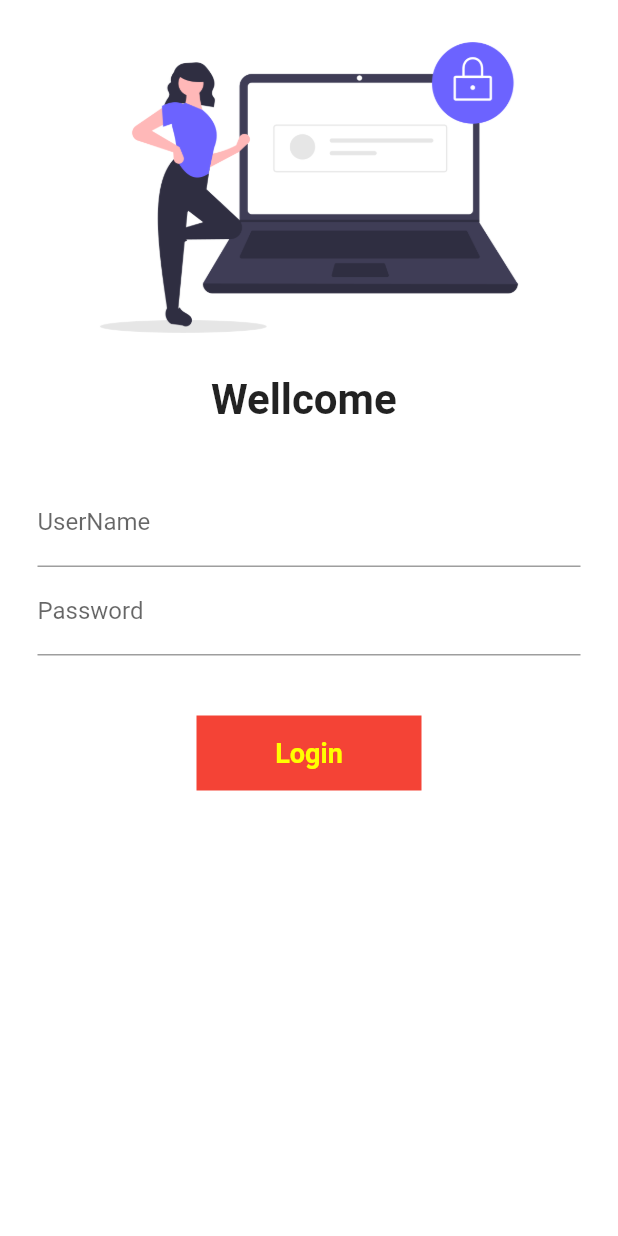
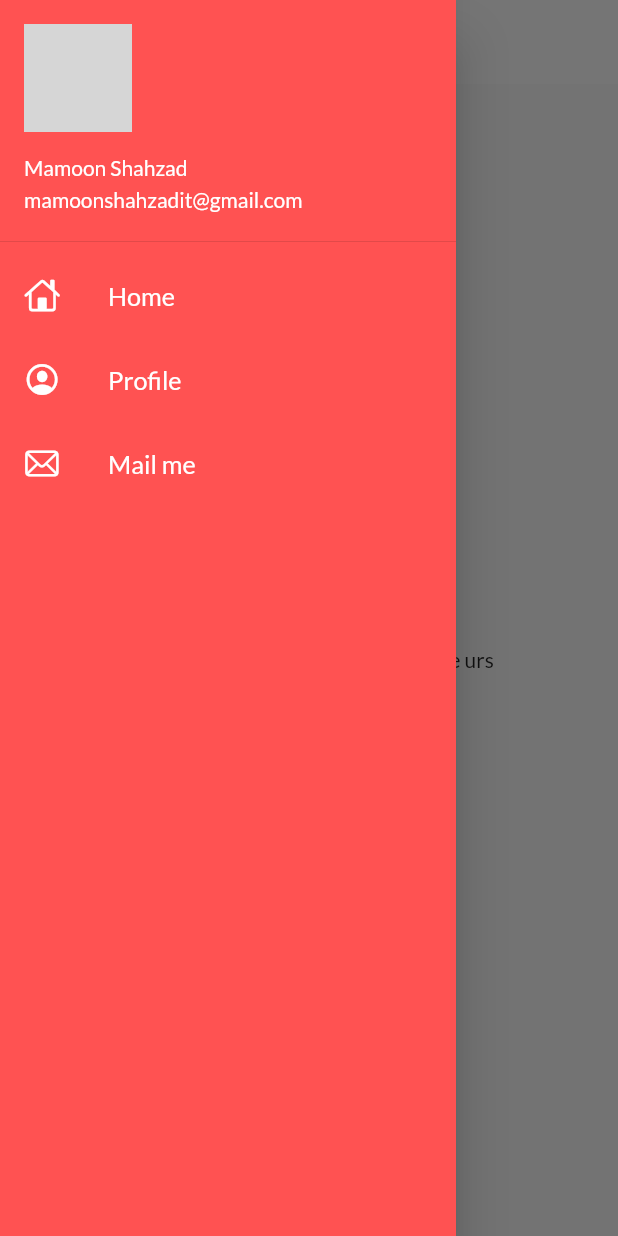
Before and after one commit to Mamoonshahzad/Test_Repository, a Flutter app: the screen it shows after launch, with the side drawer open (before the commit the screen has no drawer), on a phone screen of 412 x 824 dp. Run offline on Flutter 3.47's test engine with Material 2 defaults, Android fonts, the phone set to English and light mode, and no system bars; our stand-ins replace google_fonts; missing offline and left inert: dart:ffi; network calls fail; grey boxes are pictures that could not be loaded.

Commit message:
"themes work completed for day 10"

```diff
--- a/lib/Pages/home_page.dart
+++ b/lib/Pages/home_page.dart
@@ -1,4 +1,6 @@
 import 'package:flutter/material.dart';
+
+import '../widgets/drawer.dart';
 
 class HomePage extends StatelessWidget {
   const HomePage({Key? key}) : super(key: key);
@@ -6,15 +8,20 @@ class HomePage extends StatelessWidget {
   @override
   Widget build(BuildContext context) {
     int days = 22;
-    String name = 'Intehab Gulli';
+    String name = 'Intehab Gull';
     return Scaffold(
       appBar: AppBar(
-        title: const Text("Gulli App"),
+        title:  const Text(
+            "Gulli App",
+            style: TextStyle(
+              color: Colors.black,
+            ),
+        ),
       ),
       body: Center(
-        child: Text("Wellcome $name for $days i will be urs"),
+        child: Text("Welcome $name for $days i will be urs"),
       ),
-      drawer: const Drawer(),
+      drawer: const MyDrawer(),
     );
   }
 }
--- a/lib/Pages/login_page.dart
+++ b/lib/Pages/login_page.dart
@@ -1,5 +1,6 @@
+import 'dart:ffi';
+
 import 'package:flutter/material.dart';
-
 import '../utils/routes.dart';
 
 class LoginPage extends StatefulWidget {
@@ -13,19 +14,38 @@ class _LoginPageState extends State<LoginPage> {
 
   String name = "";
   bool changeButton = false;
+  final _formKey = GlobalKey<FormState>();
+
+  moveToHome(BuildContext context){
+    if (_formKey.currentState!.validate()) {
+      setState(() {
+        changeButton = true;
+      });
+      Navigator.pushNamed(context, MyRoutes.homeRoute);
+      setState(() {
+        changeButton = false;
+      });
+    }
+  }
+
   @override
   Widget build(BuildContext context) {
     return Material(
         color: Colors.white,
         child: SingleChildScrollView(
+          child: Form(
+            key: _formKey,
             child: Column(
               children: [
-              Image.asset("assets/images/login_image.png",
+                Image.asset(
+                  "assets/images/login_img.png",
                   fit: BoxFit.cover,
-                  height: 250,
+                ),
+                const SizedBox(
+                  height: 20.0,
                 ),
                 Text(
-                "Wellcome $name",
+                  "Welcome $name",
                   style: const TextStyle(
                     fontSize: 28,
                     fontWeight: FontWeight.bold,
@@ -34,81 +54,79 @@ class _LoginPageState extends State<LoginPage> {
                 const SizedBox(
                   height: 20.0,
                 ),
-              Padding(padding: const EdgeInsets.symmetric(vertical: 16, horizontal: 25),
+                Padding(
+                  padding: const EdgeInsets.symmetric(
+                      vertical: 16.0, horizontal: 32.0),
                   child: Column(
                     children: [
                       TextFormField(
                         decoration: const InputDecoration(
-                          hintText: "Enter UserName",
-                          labelText: "UserName",
+                          hintText: "Enter username",
+                          labelText: "Username",
                         ),
+                        validator: (value){
+                          if(value!.isEmpty){
+                            return "Username should not be empty";
+                          }
+                          return null;
+                        },
                         onChanged: (value){
                           name = value;
-                          setState(() {});
+                          setState((){});
                         },
                       ),
                       TextFormField(
                         obscureText: true,
                         decoration: const InputDecoration(
-                          hintText: "Enter Password",
+                          hintText: "Enter password",
                           labelText: "Password",
                         ),
+                        validator: (value){
+                          if(value!.isEmpty){
+                            return "password should not be empty";
+                          }
+                          else if(value.length < 6) {
+                            return "password length should not be less than 6 letters";
+                          }
+                          return null;
+                        },
                       ),
                       const SizedBox(
                         height: 40.0,
                       ),
 
-                      InkWell(
-                        onTap: () async{
-                          setState(() {
-                            changeButton = true;
-                          });
-                          await Future.delayed(const Duration(seconds: 1));
-                          // ignore: use_build_context_synchronously
-                          Navigator.pushNamed(context, MyRoutes.homeRoute);
-                        },
+                      Material(
+                        color: Colors.red,
+                        borderRadius: BorderRadius.circular(changeButton? 20 : 8),
+                        child: InkWell(
+                          onTap: ()  => moveToHome(context),
                           child: AnimatedContainer(
                             duration: const Duration(seconds: 1),
                             width: changeButton? 50 : 150,
-                          height: 50,
+                            height: 40,
+
                             alignment: Alignment.center,
-                          decoration: BoxDecoration(
-                            color: Colors.red,
-                            shape: changeButton
-                              ?BoxShape.circle
-                              :BoxShape.rectangle,
-                            //borderRadius: BorderRadius.circular(changeButton? 20:8),
-                        ),
-                          child:  const Text(
-                            "Login",
-                            style: TextStyle(color: Colors.yellowAccent,
-                                fontWeight: FontWeight.bold,
-                                fontSize: 18
+                            child: changeButton? const Icon(Icons.done,color: Colors.white,):
+                            const Text(
+                              "Login", style: TextStyle(
+                              color: Colors.white, fontSize: 18,
+                              fontWeight: FontWeight.bold,),
                             ),
                           ),
-
-
-
-
                         ),
                       ),
-
-                      /*ElevatedButton(
-
-                        style: TextButton.styleFrom(minimumSize: const Size(150, 45),
-                        backgroundColor: Colors.red),
-                        child: const Text("Login"),
-                        onPressed: (){
-                          Navigator.pushNamed(context, MyRoutes.homeRoute);
-                        },
-
-                      )*/
+                      // ElevatedButton(
+                      //   style: TextButton.styleFrom(minimumSize: const Size(150, 40)),
+                      //   onPressed: () {
+                      //     Navigator.pushNamed(context, MyRoutes.homeRoute);
+                      //   },
+                      //   child: const Text("Login"),
+                      // )
                     ],
+                  ),
                 )
-
-              )
-
               ],
+            ),
           ),
         ));
   }
--- a/lib/main.dart
+++ b/lib/main.dart
@@ -3,7 +3,8 @@ import 'package:flutter/material.dart';
 import 'package:practice_flutter_app/Pages/home_page.dart';
 import 'package:practice_flutter_app/Pages/login_page.dart';
 import 'package:practice_flutter_app/utils/routes.dart';
-
+import 'package:google_fonts/google_fonts.dart';
+import 'package:practice_flutter_app/widgets/theme.dart';
 
 
 void main() {
@@ -17,15 +18,12 @@ class MyApp extends StatelessWidget {
   Widget build(BuildContext context) {
     return MaterialApp(
       themeMode: ThemeMode.light,
-      theme: ThemeData(
-        primarySwatch: Colors.deepPurple,
-      ),
-      darkTheme: ThemeData(
-        brightness: Brightness.dark,
-      ),
+      theme: MyTheme.lightTheme(context),
+      darkTheme: MyTheme.darkTheme(context),
+      debugShowCheckedModeBanner: false,
       initialRoute: "/",
       routes: {
-        "/": (context) => const LoginPage(),
+        "/": (context) => const HomePage(),
         MyRoutes.homeRoute: (context) => const HomePage(),
         MyRoutes.loginRoute: (context) => const LoginPage()
       },
--- /dev/null
+++ b/lib/widgets/drawer.dart
@@ -0,0 +1,73 @@
+import 'package:flutter/cupertino.dart';
+import 'package:flutter/material.dart';
+
+class MyDrawer extends StatelessWidget {
+  const MyDrawer({Key? key}) : super(key: key);
+
+  @override
+  Widget build(BuildContext context) {
+    const imageUrl = "https://pukhtoogle.com/gallery/data/media/25/bacha_khan_anp_-_pukhtoogle__8_.jpg";
+    return Drawer(
+      child: Container(
+        color: Colors.redAccent,
+        child: ListView(
+          children:  const [
+            DrawerHeader(
+              padding: EdgeInsets.zero,
+              child: UserAccountsDrawerHeader(
+                margin: EdgeInsets.zero,
+                decoration: BoxDecoration(
+                  color: Colors.redAccent
+                ),
+                accountName: Text("Mamoon Shahzad"),
+                accountEmail: Text("mamoonshahzadit@gmail.com"),
+                currentAccountPicture: CircleAvatar(
+                  backgroundImage: NetworkImage(imageUrl),
+                ),
+              ),
+            ),
+            ListTile(
+              leading: Icon(
+                CupertinoIcons.home,
+                color: Colors.white,
+              ),
+              title: Text(
+                "Home",
+                textScaleFactor: 1.2,
+                style: TextStyle(
+                  color: Colors.white
+                ),
+              ),
+            ),
+            ListTile(
+              leading: Icon(
+                CupertinoIcons.profile_circled,
+                color: Colors.white,
+              ),
+              title: Text(
+                "Profile",
+                textScaleFactor: 1.2,
+                style: TextStyle(
+                    color: Colors.white
+                ),
+              ),
+            ),
+            ListTile(
+              leading: Icon(
+                CupertinoIcons.mail,
+                color: Colors.white,
+              ),
+              title: Text(
+                "Mail me",
+                textScaleFactor: 1.2,
+                style: TextStyle(
+                    color: Colors.white
+                ),
+              ),
+            )
+          ],
+        ),
+      ),
+    );
+  }
+}
--- /dev/null
+++ b/lib/widgets/theme.dart
@@ -0,0 +1,19 @@
+import 'package:flutter/material.dart';
+import 'package:google_fonts/google_fonts.dart';
+
+class MyTheme {
+  static ThemeData lightTheme(BuildContext context) => ThemeData(
+    primarySwatch: Colors.deepPurple,
+    fontFamily: GoogleFonts.lato().fontFamily,
+
+    appBarTheme:  AppBarTheme(
+      color: Colors.white,
+      elevation: 0.0,
+      iconTheme: const IconThemeData(color: Colors.black),
+      textTheme: Theme.of(context).textTheme,
+    ));
+
+  static ThemeData darkTheme(BuildContext context) => ThemeData(
+      brightness: Brightness.dark
+  );
+}
--- a/pubspec.yaml
+++ b/pubspec.yaml
@@ -34,6 +34,7 @@ dependencies:
   # The following adds the Cupertino Icons font to your application.
   # Use with the CupertinoIcons class for iOS style icons.
   cupertino_icons: ^1.0.2
+  google_fonts: ^3.0.1
 
 dev_dependencies:
   flutter_test:
```
Also changed, not shown: assets/images/login_img.png (added), pubspec.lock. Lines whose indentation alone changed are shown as unchanged.
